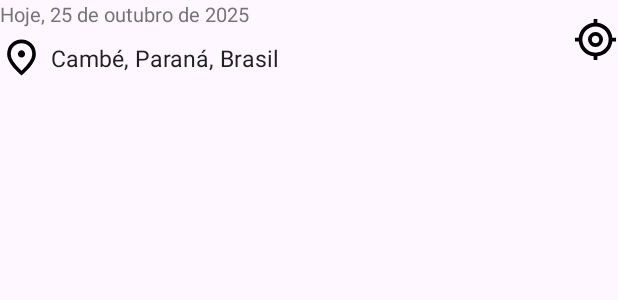
After one commit to VitorAlvesDevv/Previsao-tempo, an Android app: the layout item_container_current_location.xml on its own in the app's theme, with its tools: preview values and no code run, on a phone screen of 412 x 824 dp. The commit adds this screen. Shown: the top 300 px of the screen. Run offline under Robolectric (Android 15) with nearby library versions, the phone set to English and light mode, and no system bars.

Commit message:
fiz alteração no layout ja colocamos tambem alguns icones no aplicativo para melhorar as configuraçoes futuras

```diff
--- /dev/null
+++ b/app/src/main/res/drawable/location_on_24px.xml
@@ -0,0 +1,10 @@
+<vector xmlns:android="http://schemas.android.com/apk/res/android"
+    android:width="24dp"
+    android:height="24dp"
+    android:viewportWidth="960"
+    android:viewportHeight="960"
+    android:tint="#000000">
+  <path
+      android:fillColor="@android:color/white"
+      android:pathData="M480,480Q513,480 536.5,456.5Q560,433 560,400Q560,367 536.5,343.5Q513,320 480,320Q447,320 423.5,343.5Q400,367 400,400Q400,433 423.5,456.5Q447,480 480,480ZM480,774Q602,662 661,570.5Q720,479 720,408Q720,299 650.5,229.5Q581,160 480,160Q379,160 309.5,229.5Q240,299 240,408Q240,479 299,570.5Q358,662 480,774ZM480,880Q319,743 239.5,625.5Q160,508 160,408Q160,258 256.5,169Q353,80 480,80Q607,80 703.5,169Q800,258 800,408Q800,508 720.5,625.5Q641,743 480,880ZM480,400Q480,400 480,400Q480,400 480,400Q480,400 480,400Q480,400 480,400Q480,400 480,400Q480,400 480,400Q480,400 480,400Q480,400 480,400Z"/>
+</vector>
--- /dev/null
+++ b/app/src/main/res/drawable/my_location_24px.xml
@@ -0,0 +1,10 @@
+<vector xmlns:android="http://schemas.android.com/apk/res/android"
+    android:width="24dp"
+    android:height="24dp"
+    android:viewportWidth="960"
+    android:viewportHeight="960"
+    android:tint="#000000">
+  <path
+      android:fillColor="@android:color/white"
+      android:pathData="M440,918L440,838Q315,824 225.5,734.5Q136,645 122,520L42,520L42,440L122,440Q136,315 225.5,225.5Q315,136 440,122L440,42L520,42L520,122Q645,136 734.5,225.5Q824,315 838,440L918,440L918,520L838,520Q824,645 734.5,734.5Q645,824 520,838L520,918L440,918ZM480,760Q596,760 678,678Q760,596 760,480Q760,364 678,282Q596,200 480,200Q364,200 282,282Q200,364 200,480Q200,596 282,678Q364,760 480,760ZM480,640Q414,640 367,593Q320,546 320,480Q320,414 367,367Q414,320 480,320Q546,320 593,367Q640,414 640,480Q640,546 593,593Q546,640 480,640ZM480,560Q513,560 536.5,536.5Q560,513 560,480Q560,447 536.5,423.5Q513,400 480,400Q447,400 423.5,423.5Q400,447 400,480Q400,513 423.5,536.5Q447,560 480,560ZM480,480Q480,480 480,480Q480,480 480,480Q480,480 480,480Q480,480 480,480Q480,480 480,480Q480,480 480,480Q480,480 480,480Q480,480 480,480Z"/>
+</vector>
--- /dev/null
+++ b/app/src/main/res/layout/item_container_current_location.xml
@@ -0,0 +1,55 @@
+<?xml version="1.0" encoding="utf-8"?>
+<androidx.constraintlayout.widget.ConstraintLayout xmlns:android="http://schemas.android.com/apk/res/android"
+    android:layout_width="match_parent"
+    android:layout_height="wrap_content"
+    xmlns:app="http://schemas.android.com/apk/res-auto"
+    xmlns:tools="http://schemas.android.com/tools">
+
+    <androidx.appcompat.widget.AppCompatTextView
+       android:id="@+id/textCurrentDate"
+        android:layout_width="0dp"
+        android:layout_height="wrap_content"
+        android:layout_marginEnd="@dimen/_4sdp"
+        android:textColor="@color/silver"
+        android:textSize="@dimen/_10ssp"
+        app:layout_constraintEnd_toStartOf="@+id/imageCurrentLocation"
+        app:layout_constraintStart_toStartOf="parent"
+        app:layout_constraintTop_toTopOf="parent"
+        tools:text="Hoje, 25 de outubro de 2025"/>
+
+    <androidx.appcompat.widget.AppCompatImageView
+        android:id="@+id/imageLocation"
+        android:layout_width="@dimen/_22sdp"
+        android:layout_height="@dimen/_22sdp"
+        android:layout_marginTop="@dimen/_4sdp"
+        android:src="@drawable/location_on_24px"
+        android:tint="@color/black"
+        app:layout_constraintStart_toStartOf="parent"
+        app:layout_constraintTop_toBottomOf="@+id/textCurrentDate"/>
+
+    <androidx.appcompat.widget.AppCompatTextView
+        android:id="@+id/textCurrentLocation"
+        android:layout_width="0dp"
+        android:layout_height="wrap_content"
+        android:layout_marginStart="@dimen/_4sdp"
+        android:layout_marginEnd="@dimen/_4sdp"
+        android:textColor="@color/raisin_black"
+        android:textSize="@dimen/_12ssp"
+        app:layout_constraintBottom_toBottomOf="@+id/imageLocation"
+        app:layout_constraintEnd_toStartOf="@id/imageCurrentLocation"
+        app:layout_constraintStart_toEndOf="@+id/imageLocation"
+        app:layout_constraintTop_toTopOf="@+id/imageLocation"
+        tools:text="Cambé, Paraná, Brasil"/>
+
+    <androidx.appcompat.widget.AppCompatImageView
+        android:id="@+id/imageCurrentLocation"
+        android:layout_width="@dimen/_23sdp"
+        android:layout_height="@dimen/_23sdp"
+        android:src="@drawable/my_location_24px"
+        android:tint="@color/black"
+        app:layout_constraintBottom_toBottomOf="@id/imageLocation"
+        app:layout_constraintEnd_toEndOf="parent"
+        app:layout_constraintTop_toTopOf="@id/textCurrentDate"/>
+
+
+</androidx.constraintlayout.widget.ConstraintLayout>
```
Also changed, not shown: app/src/main/java/com/example/previsaodotempo/data/PrevisaoData.kt (added, +8 -0 lines), app/src/main/java/com/example/previsaodotempo/fragments/home/HomeFragment.kt (+31 -0 lines), app/src/main/java/com/example/previsaodotempo/fragments/home/PrevisaoMeteorologica.kt (added, +57 -0 lines), app/src/main/res/layout/fragment_home.xml (+18 -1 lines), app/src/main/res/layout/fragment_location.xml (+0 -8 lines).
